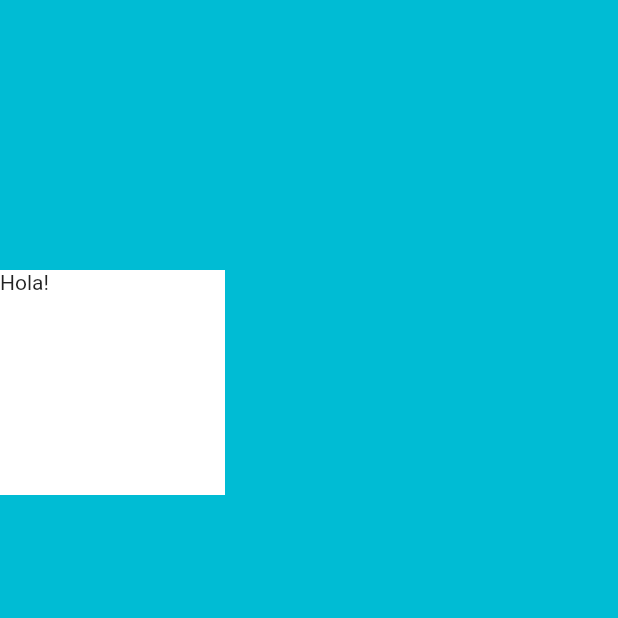
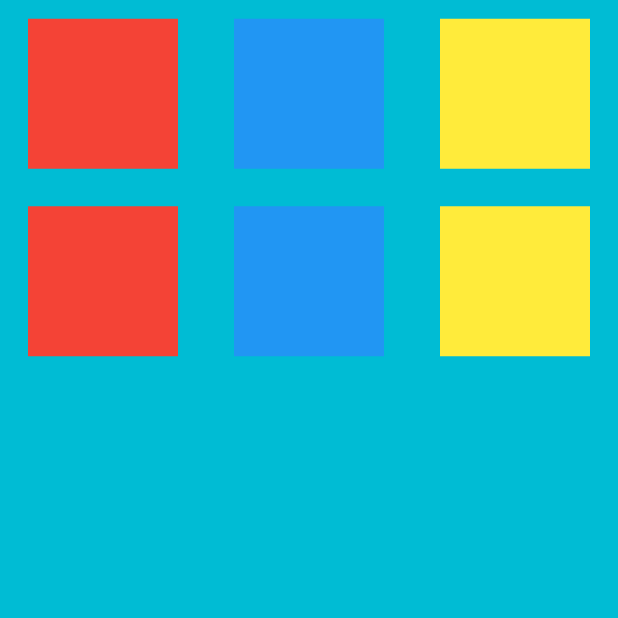
Before and after one commit to krupikivan/paint_app, a Flutter app: the screen it shows after launch, on a phone screen of 412 x 824 dp, the top half of it. Run offline on Flutter 3.47's test engine with Material 2 defaults, Android fonts, the phone set to English and light mode, and no system bars.

Commit message:
Cuadrados

```diff
--- a/lib/main.dart
+++ b/lib/main.dart
@@ -9,19 +9,44 @@ class MiAplicacion extends StatelessWidget {
   Widget build(BuildContext context) {
     return MaterialApp(
       debugShowCheckedModeBanner: false,
-      title: 'Flutter Demo',
       home: Scaffold(
         backgroundColor: Colors.cyan,
         body: SafeArea(
           child: Container(
-            margin: EdgeInsets.symmetric(vertical: 180),
-            height: 150,
-            width: 150,
-            color: Colors.white,
-            child: Text('Hola!'),
+            height: 250, // Los cuadrados ocupan 200 px
+            child: Column(
+              mainAxisAlignment: MainAxisAlignment.spaceAround,
+              children: [
+                // Estos son los hijos de la columna
+                losTresCuadrados(),
+                losTresCuadrados(),
+              ],
+            ),
           ),
         ),
       ),
     );
   }
+
+  losTresCuadrados() {
+    // A partir del return entramos a la interfaz
+    return Row(
+      mainAxisAlignment: MainAxisAlignment.spaceAround,
+      // crossAxisAlignment: CrossAxisAlignment.center,
+      children: [
+        // Estos son los hijos de la fila
+        cuadrado(Colors.red),
+        cuadrado(Colors.blue),
+        cuadrado(Colors.yellow),
+      ],
+    );
+  }
+
+  cuadrado(Color colorPrin) {
+    return Container(
+      height: 100,
+      width: 100,
+      color: colorPrin,
+    );
+  }
 }
```
